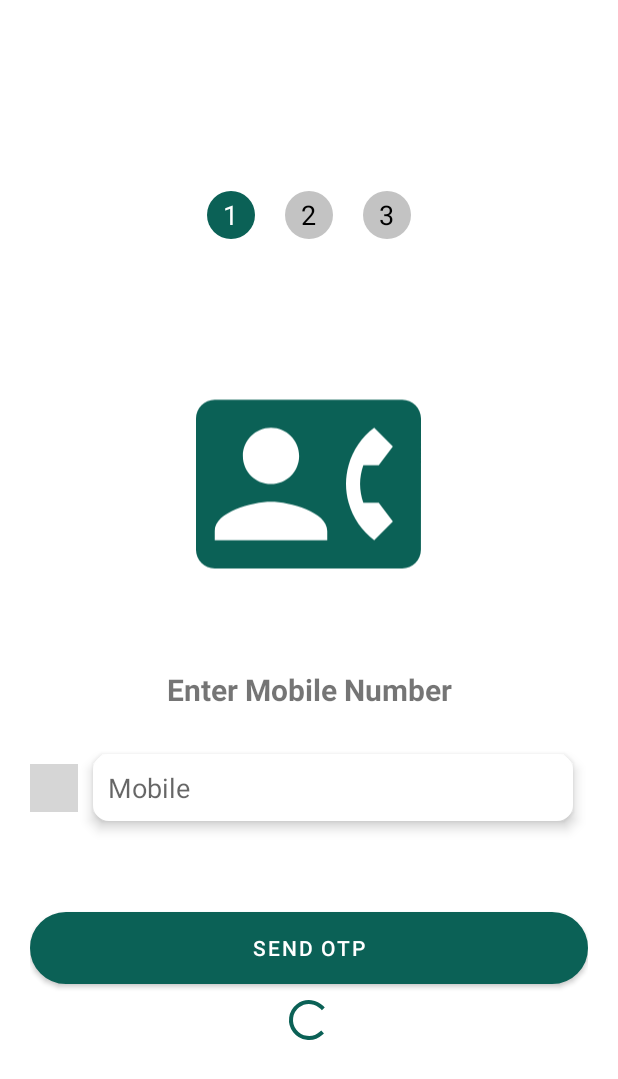
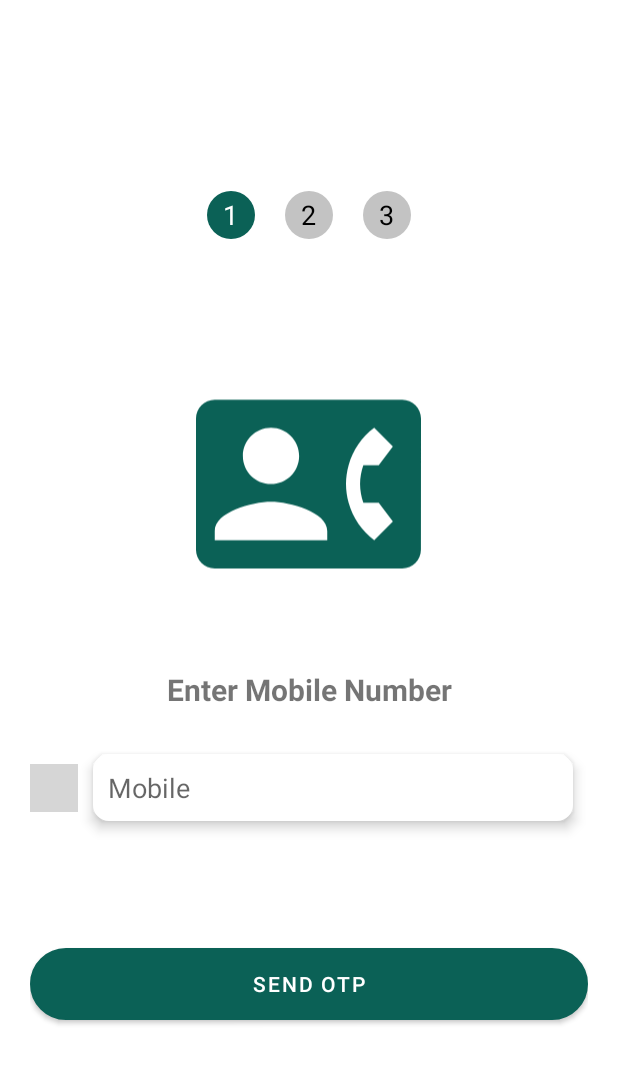
Before and after one commit to Madhandhana/VM_Chats, an Android app: the screen it shows after launch (loginphonenumber before the commit, LoginPhoneNumberActivity after it), on a phone screen of 412 x 824 dp. Shown: the top 1079 px of the screen. Run offline under Robolectric (Android 15) with nearby library versions, the phone set to English and light mode, and no system bars; libraries missing offline, so code that uses them is left out: com.hbb20; plain views replace CountryCodePicker; 2 statements that could not run were skipped; grey boxes are pictures that could not be loaded.

Commit message:
Phone Number Validation done

```diff
--- a/app/src/main/AndroidManifest.xml
+++ b/app/src/main/AndroidManifest.xml
@@ -19,7 +19,7 @@
             android:name=".login_otp"
             android:exported="false" />
         <activity
-            android:name=".loginphonenumber"
+            android:name=".LoginPhoneNumberActivity"
             android:exported="false" />
         <activity
             android:name=".SplashActivity"
--- /dev/null
+++ b/app/src/main/java/com/example/vmchats/LoginPhoneNumberActivity.java
@@ -0,0 +1,39 @@
+package com.example.vmchats;
+import android.content.Intent;
+import android.os.Bundle;
+import android.view.View;
+import android.widget.Button;
+import android.widget.EditText;
+import android.widget.ProgressBar;
+
+import androidx.appcompat.app.AppCompatActivity;
+
+import com.hbb20.CountryCodePicker;
+public class LoginPhoneNumberActivity extends AppCompatActivity {
+    CountryCodePicker countrycodepicker;
+    EditText phoneinput;
+    Button sendOtpBtn;
+    ProgressBar progressBar;
+    @Override
+    protected void onCreate(Bundle savedInstanceState) {
+        super.onCreate(savedInstanceState);
+        setContentView(R.layout.activity_loginphonenumber);
+        countrycodepicker = findViewById(R.id.login_countrycode);
+        phoneinput = findViewById(R.id.login_mobile_number);
+        sendOtpBtn = findViewById(R.id.login_otp);
+        progressBar = findViewById(R.id.progress);
+
+        progressBar.setVisibility(View.GONE);
+
+        countrycodepicker.registerCarrierNumberEditText(phoneinput);
+        sendOtpBtn.setOnClickListener((v)-> {
+            if (!countrycodepicker.isValidFullNumber()) {
+                phoneinput.setError("Invalid Phone Number");
+                return;
+            }
+            Intent intent = new Intent(LoginPhoneNumberActivity.this, login_otp.class);
+            intent.putExtra("phone", countrycodepicker.getFullNumberWithPlus());
+            startActivity(intent);
+        });
+    }
+}
--- a/app/src/main/java/com/example/vmchats/SplashActivity.java
+++ b/app/src/main/java/com/example/vmchats/SplashActivity.java
@@ -2,6 +2,9 @@ package com.example.vmchats; // Make sure this matches the package in your manif
 
 import android.content.Intent;
 import android.os.Bundle;
+import android.os.Handler;
+import android.os.Looper;
+
 import androidx.appcompat.app.AppCompatActivity;
 
 public class SplashActivity extends AppCompatActivity {
@@ -12,18 +15,12 @@ public class SplashActivity extends AppCompatActivity {
         setContentView(R.layout.activity_splash); // Ensure this XML layout exists.
 
         // Add logic to move to the next activity after some delay or initialization
-        new Thread(() -> {
-            try {
-                // Simulate some work, like loading resources, fetching data, etc.
-                Thread.sleep(2000); // 2-second delay for splash screen
-            } catch (InterruptedException e) {
-                e.printStackTrace();
-            }
+        new Handler(Looper.getMainLooper()).postDelayed(() -> {
             // After the splash screen, launch the main activity
-            Intent intent = new Intent(SplashActivity.this, loginphonenumber.class);
+            Intent intent = new Intent(SplashActivity.this, LoginPhoneNumberActivity.class);
             startActivity(intent);
             finish(); // Close the splash activity so the user can't navigate back to it
-        }).start();
+        }, 2000);
 
     }
 }
--- a/app/src/main/java/com/example/vmchats/loginphonenumber.java
+++ /dev/null
@@ -1,24 +0,0 @@
-package com.example.vmchats;
-
-import android.os.Bundle;
-
-import androidx.activity.EdgeToEdge;
-import androidx.appcompat.app.AppCompatActivity;
-import androidx.core.graphics.Insets;
-import androidx.core.view.ViewCompat;
-import androidx.core.view.WindowInsetsCompat;
-
-public class loginphonenumber extends AppCompatActivity {
-
-    @Override
-    protected void onCreate(Bundle savedInstanceState) {
-        super.onCreate(savedInstanceState);
-        EdgeToEdge.enable(this);
-        setContentView(R.layout.activity_loginphonenumber);
-        ViewCompat.setOnApplyWindowInsetsListener(findViewById(R.id.main), (v, insets) -> {
-            Insets systemBars = insets.getInsets(WindowInsetsCompat.Type.systemBars());
-            v.setPadding(systemBars.left, systemBars.top, systemBars.right, systemBars.bottom);
-            return insets;
-        });
-    }
-}
--- a/app/src/main/res/layout/activity_loginphonenumber.xml
+++ b/app/src/main/res/layout/activity_loginphonenumber.xml
@@ -9,7 +9,7 @@
     android:gravity="center"
     android:layout_margin="20dp"
     android:weightSum="100"
-    tools:context=".loginphonenumber">
+    tools:context=".LoginPhoneNumberActivity">
 
     <LinearLayout
         android:layout_width="match_parent"
```
Also changed, not shown: app/src/main/java/com/example/vmchats/login_otp.java (+8 -10 lines).
